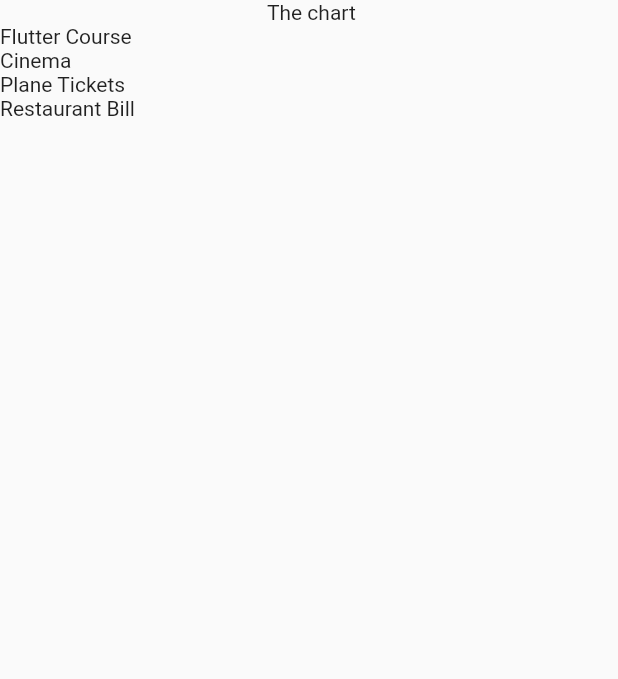
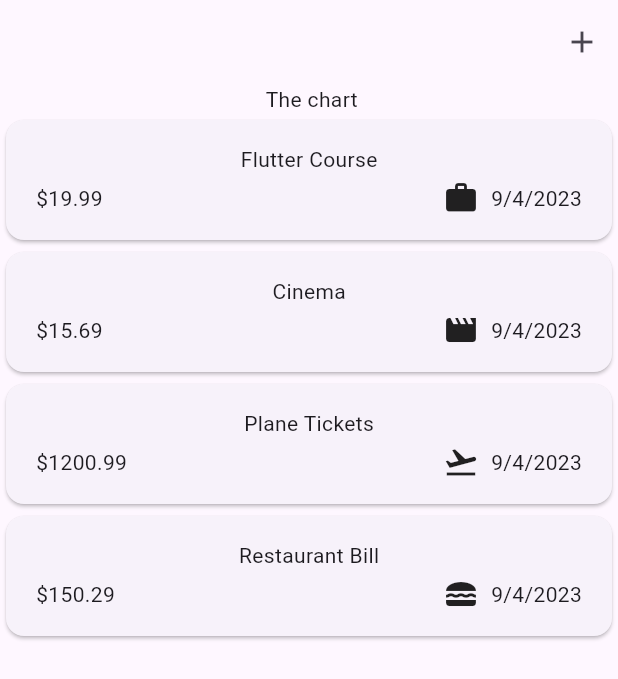
Before and after one commit to RishavGupta1C/my_expense_tracker, a Flutter app: the screen it shows after launch, on a phone screen of 412 x 824 dp. Shown: the top 679 px of the screen. Run offline on Flutter 3.47's test engine with Material 2 defaults, Android fonts, the phone set to English and light mode, and no system bars.

Commit message:
commit 8

```diff
--- a/lib/main.dart
+++ b/lib/main.dart
@@ -3,8 +3,6 @@ import 'package:my_expense_tracker/widget/expenses.dart';
 
 void main() {
   runApp(
-    const MaterialApp(
-      home: Expenses(),
-    ),
+    const Expenses(),
   );
 }
--- a/lib/models/expense.dart
+++ b/lib/models/expense.dart
@@ -1,9 +1,21 @@
+import 'package:flutter/material.dart';
 import 'package:uuid/uuid.dart';
+import 'package:intl/intl.dart';
 
 // Unique Id Generation
 const uuid = Uuid();
 
+// Formatter Object to format date
+final formatter = DateFormat.yMd();
+
 enum Category { food, travel, leisure, work }
+
+const categoryIcons = {
+  Category.food: Icons.lunch_dining,
+  Category.travel: Icons.flight_takeoff,
+  Category.leisure: Icons.movie,
+  Category.work: Icons.work,
+};
 
 class Expense {
   // For more than two parameters in a function
@@ -21,4 +33,8 @@ class Expense {
   final double amount;
   final DateTime date;
   final Category category;
+
+  String get formattedDate {
+    return formatter.format(date);
+  }
 }
--- a/lib/widget/expenses.dart
+++ b/lib/widget/expenses.dart
@@ -41,7 +41,17 @@ class _ExpensesState extends State<Expenses> {
 
   @override
   Widget build(BuildContext context) {
-    return Scaffold(
+    return MaterialApp(
+      theme: ThemeData(useMaterial3: true),
+      home: Scaffold(
+        appBar: AppBar(
+          actions: [
+            IconButton(
+              onPressed: () {},
+              icon: Icon(Icons.add),
+            )
+          ],
+        ),
         body: Column(
           children: [
             Text(' The chart'),
@@ -52,6 +62,7 @@ class _ExpensesState extends State<Expenses> {
             ),
           ],
         ),
+      ),
     );
   }
 }
--- a/lib/widget/expenses_list/expense_item.dart
+++ b/lib/widget/expenses_list/expense_item.dart
@@ -1,13 +1,39 @@
+import 'dart:io';
+
 import 'package:flutter/material.dart';
 import 'package:my_expense_tracker/models/expense.dart';
 
 class ExpenseItem extends StatelessWidget {
-  const ExpenseItem({Key? key}) : super(key: key);
+  const ExpenseItem(this.expense, {Key? key}) : super(key: key);
 
   final Expense expense;
 
   @override
   Widget build(BuildContext context) {
-    return
+    return Card(
+      child: Padding(
+        padding: const EdgeInsets.symmetric(
+          horizontal: 20,
+          vertical: 16,
+        ),
+        child: Column(children: [
+          Text(expense.title),
+          const SizedBox(height: 4),
+          Row(
+            children: [
+              Text('\$${expense.amount.toStringAsFixed(2)}'),
+              const Spacer(),
+              Row(
+                children: [
+                  Icon(categoryIcons[expense.category]),
+                  const SizedBox(width: 8),
+                  Text(expense.formattedDate),
+                ],
+              )
+            ],
+          )
+        ]),
+      ),
+    );
   }
 }
--- a/lib/widget/expenses_list/expenses_list.dart
+++ b/lib/widget/expenses_list/expenses_list.dart
@@ -1,5 +1,6 @@
 import 'package:flutter/material.dart';
 import 'package:my_expense_tracker/models/expense.dart';
+import 'package:my_expense_tracker/widget/expenses_list/expense_item.dart';
 
 class ExpensesList extends StatelessWidget {
   const ExpensesList({
@@ -13,7 +14,7 @@ class ExpensesList extends StatelessWidget {
   Widget build(BuildContext context) {
     return ListView.builder(
       itemCount: expenses.length,
-      itemBuilder: (ctx, index) => Text(expenses[index].title),
+      itemBuilder: (ctx, index) => ExpenseItem(expenses[index]),
     );
   }
 }
--- a/pubspec.yaml
+++ b/pubspec.yaml
@@ -35,6 +35,7 @@ dependencies:
   # Use with the CupertinoIcons class for iOS style icons.
   cupertino_icons: ^1.0.2
   uuid: ^3.0.0
+  intl: ^0.17.0
 
 dev_dependencies:
   flutter_test:
```
Also changed, not shown: pubspec.lock. Lines whose indentation alone changed are shown as unchanged.
